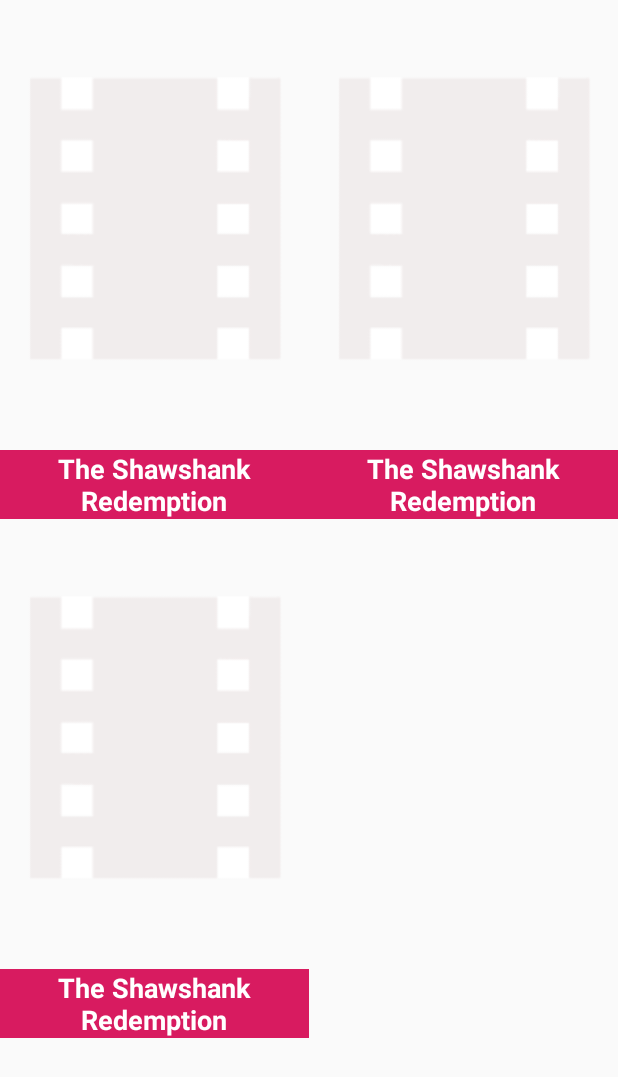
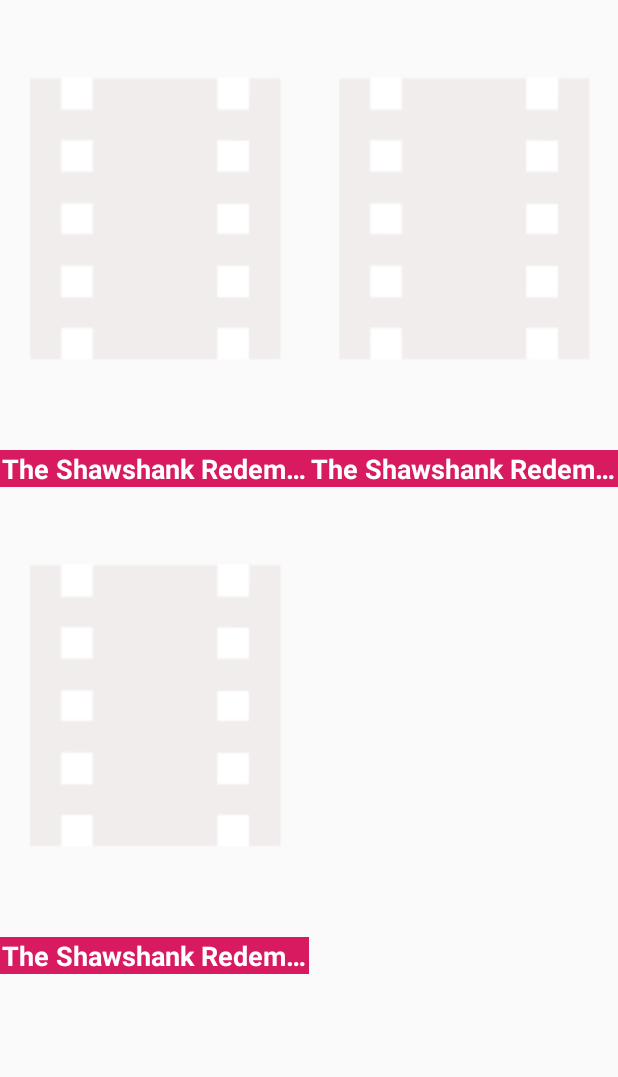
Before and after one commit to asheshb/NetworkExample, an Android app: the layout fragment_movie_list.xml on its own in the app's theme, with its tools: preview values and no code run, on a phone screen of 412 x 824 dp. Shown: the top 1077 px of the screen. Run offline under Robolectric (Android 15) with nearby library versions, the phone set to English and light mode, and no system bars.

Commit message:
Initial Commit

```diff
--- a/app/src/main/res/layout/list_item.xml
+++ b/app/src/main/res/layout/list_item.xml
@@ -21,7 +21,9 @@
         android:layout_width="0dp"
         android:layout_height="wrap_content"
         android:background="@color/colorAccent"
+        android:ellipsize="end"
         android:gravity="center_horizontal"
+        android:singleLine="true"
         android:textColor="@color/colorWhite"
         android:textSize="18sp"
         android:textStyle="bold"
```
